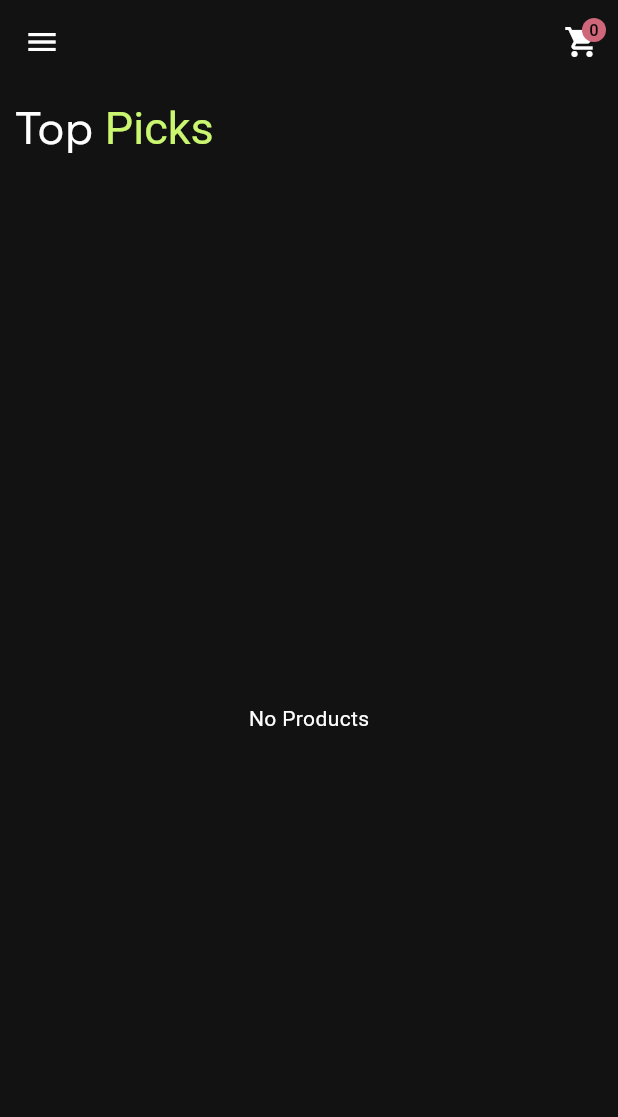
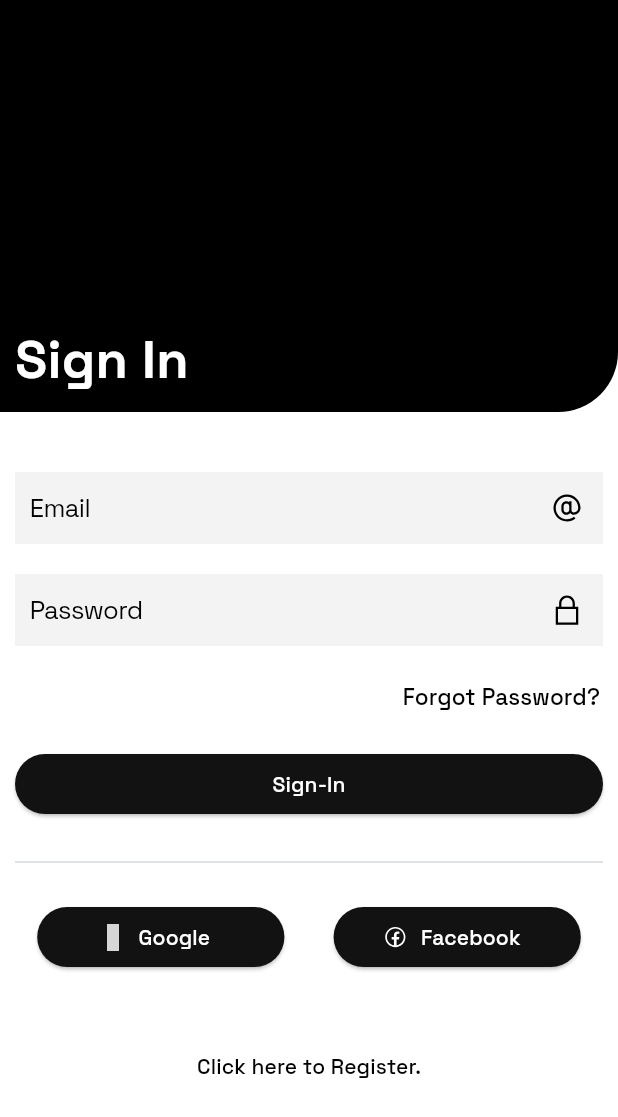
Before and after one commit to platinumpizza29/Ecommerce-app-flutter, a Flutter app: the screen it shows after launch, on a phone screen of 412 x 824 dp. Shown: the top 1117 px of the screen. Run offline on Flutter 3.47's test engine with Material 2 defaults, Android fonts, the phone set to English and light mode, and no system bars; our stand-ins replace cloud_firestore, dio, firebase_auth, firebase_core, google_fonts, line_icons and 1 more; missing offline and left inert: bcrypt, profile; accounts and stored records are empty; grey boxes are pictures that could not be loaded.

```diff
--- /dev/null
+++ b/lib/Pages/LoginPage.dart
@@ -0,0 +1,174 @@
+// ignore_for_file: prefer_const_literals_to_create_immutables, prefer_const_constructors
+
+import 'package:dio/dio.dart';
+import 'package:ecommerce/Pages/RegisterPage.dart';
+import 'package:ecommerce/Services/authService.dart';
+import 'package:firebase_auth/firebase_auth.dart';
+import 'package:flutter/cupertino.dart';
+import 'package:flutter/material.dart';
+import 'package:google_fonts/google_fonts.dart';
+import 'package:line_icons/line_icon.dart';
+
+class LoginPage extends StatefulWidget {
+  const LoginPage({super.key});
+
+  @override
+  State<LoginPage> createState() => _LoginPageState();
+}
+
+class _LoginPageState extends State<LoginPage> {
+  TextEditingController _email = TextEditingController();
+  TextEditingController _password = TextEditingController();
+
+  @override
+  Widget build(BuildContext context) {
+    return Scaffold(
+      backgroundColor: Colors.white,
+      body: SingleChildScrollView(
+        reverse: true,
+        child: Column(
+          children: [
+            Container(
+                decoration: BoxDecoration(
+                    color: Colors.black,
+                    borderRadius: BorderRadius.only(
+                        bottomRight: Radius.elliptical(40, 40))),
+                height: MediaQuery.of(context).size.height / 3,
+                width: double.infinity,
+                child: Align(
+                  alignment: Alignment.bottomLeft,
+                  child: Padding(
+                    padding: const EdgeInsets.all(10.0),
+                    child: Text("Sign In",
+                        style: GoogleFonts.spaceGrotesk(
+                          fontSize: 35,
+                          fontWeight: FontWeight.bold,
+                          color: Colors.white,
+                        )),
+                  ),
+                )),
+            SizedBox(
+              height: 30,
+            ),
+            Padding(
+              padding: const EdgeInsets.all(10.0),
+              child: CupertinoTheme(
+                  data: CupertinoThemeData(brightness: Brightness.light),
+                  child: CupertinoTextField(
+                    controller: _email,
+                    suffix: IconButton(
+                        onPressed: () {},
+                        icon: LineIcon.at(
+                          color: CupertinoColors.black,
+                        )),
+                    placeholder: "Email",
+                    placeholderStyle: GoogleFonts.spaceGrotesk(),
+                    decoration: BoxDecoration(color: Color(0xFFF3F3F3)),
+                    padding: EdgeInsets.all(10),
+                  )),
+            ),
+            Padding(
+              padding: const EdgeInsets.all(10.0),
+              child: CupertinoTheme(
+                  data: CupertinoThemeData(brightness: Brightness.light),
+                  child: CupertinoTextField(
+                    controller: _password,
+                    suffix: IconButton(
+                        onPressed: () {},
+                        icon: LineIcon.lock(
+                          color: CupertinoColors.black,
+                        )),
+                    placeholder: "Password",
+                    obscureText: true,
+                    placeholderStyle: GoogleFonts.spaceGrotesk(),
+                    decoration: BoxDecoration(color: Color(0xFFF3F3F3)),
+                    padding: EdgeInsets.all(10),
+                  )),
+            ),
+            Align(
+              alignment: Alignment.centerRight,
+              child: TextButton(
+                  onPressed: () {},
+                  child: Text(
+                    "Forgot Password?",
+                    style: GoogleFonts.spaceGrotesk(
+                      fontSize: 15,
+                      color: Colors.black,
+                    ),
+                  )),
+            ),
+            Padding(
+              padding: EdgeInsets.all(10.0),
+              child: ElevatedButton(
+                  style: ElevatedButton.styleFrom(
+                      minimumSize: Size(double.infinity, 40)),
+                  onPressed: () async {
+                    try {
+                      await AuthService().signInWithEmailAndPassword(
+                          email: _email.text, password: _password.text);
+                    } on FirebaseAuthException catch (e) {
+                      ScaffoldMessenger.of(context).showSnackBar(
+                          SnackBar(content: Text("Error While Signing in!")));
+                    }
+                  },
+                  child: Text(
+                    "Sign-In",
+                    style: GoogleFonts.spaceGrotesk(color: Colors.white),
+                  )),
+            ),
+            Padding(
+              padding: const EdgeInsets.all(10.0),
+              child: Divider(
+                color: Color(0xFFD3D8DB),
+              ),
+            ),
+            Row(
+              mainAxisAlignment: MainAxisAlignment.spaceEvenly,
+              children: [
+                Padding(
+                  padding: const EdgeInsets.all(8.0),
+                  child: ElevatedButton.icon(
+                    icon: LineIcon.googleLogo(color: Colors.white),
+                    style: ElevatedButton.styleFrom(
+                        minimumSize:
+                            Size(MediaQuery.of(context).size.width / 2.5, 40)),
+                    onPressed: () {},
+                    label: Text(
+                      "Google",
+                      style: GoogleFonts.spaceGrotesk(color: Colors.white),
+                    ),
+                  ),
+                ),
+                Padding(
+                  padding: const EdgeInsets.all(8.0),
+                  child: ElevatedButton.icon(
+                      icon: LineIcon.facebook(color: Colors.white),
+                      style: ElevatedButton.styleFrom(
+                          minimumSize: Size(
+                              MediaQuery.of(context).size.width / 2.5, 40)),
+                      onPressed: () {},
+                      label: Text(
+                        "Facebook",
+                        style: GoogleFonts.spaceGrotesk(color: Colors.white),
+                      )),
+                ),
+              ],
+            ),
+            SizedBox(
+              height: 30,
+            ),
+            TextButton(
+                onPressed: () {
+                  Navigator.push(context,
+                      CupertinoPageRoute(builder: (context) => RegisterPage()));
+                },
+                child: Text(
+                  "Click here to Register.",
+                  style: GoogleFonts.spaceGrotesk(color: Colors.black),
+                ))
+          ],
+        ),
+      ),
+    );
+  }
+}
--- /dev/null
+++ b/lib/Services/AuthService.dart
@@ -0,0 +1,37 @@
+import 'package:bcrypt/bcrypt.dart';
+import 'package:cloud_firestore/cloud_firestore.dart';
+import 'package:firebase_auth/firebase_auth.dart';
+
+class AuthService {
+  final FirebaseAuth _firebaseAuth = FirebaseAuth.instance;
+  FirebaseFirestore firestore = FirebaseFirestore.instance;
+
+  User? get currentUser => _firebaseAuth.currentUser;
+  Stream<User?> get authStateChanges => _firebaseAuth.authStateChanges();
+
+  Future<void> signInWithEmailAndPassword({
+    required String email,
+    required String password,
+  }) async {
+    await _firebaseAuth.signInWithEmailAndPassword(
+        email: email, password: password);
+  }
+
+  Future<void> createUserWithEmailAndPassword1(
+      String email, String password, String number, String userName) async {
+    final String hashedPassword = BCrypt.hashpw(password, BCrypt.gensalt());
+    await _firebaseAuth.createUserWithEmailAndPassword(
+        email: email, password: hashedPassword);
+    await firestore.collection("users").doc(currentUser!.uid).set({
+      'email': currentUser!.email,
+      'myCart': [],
+      'liked': [],
+      'username': userName,
+      'number': number
+    });
+  }
+
+  Future<void> signOut() async {
+    await _firebaseAuth.signOut();
+  }
+}
--- /dev/null
+++ b/lib/Services/WidgetTree.dart
@@ -0,0 +1,27 @@
+import 'package:ecommerce/Pages/HomePage.dart';
+import 'package:ecommerce/Pages/LoginPage.dart';
+import 'package:ecommerce/Services/authService.dart';
+import 'package:flutter/material.dart';
+
+class WidgetTree extends StatefulWidget {
+  const WidgetTree({super.key});
+
+  @override
+  State<WidgetTree> createState() => _WidgetTreeState();
+}
+
+class _WidgetTreeState extends State<WidgetTree> {
+  @override
+  Widget build(BuildContext context) {
+    return StreamBuilder(
+      stream: AuthService().authStateChanges,
+      builder: (context, snapshot) {
+        if (snapshot.hasData) {
+          return HomePage();
+        } else {
+          return LoginPage();
+        }
+      },
+    );
+  }
+}
--- a/lib/main.dart
+++ b/lib/main.dart
@@ -1,5 +1,6 @@
 import 'package:ecommerce/Pages/HomePage.dart';
 import 'package:ecommerce/Providers/CartProvider.dart';
+import 'package:ecommerce/Services/WidgetTree.dart';
 import 'package:ecommerce/firebase_options.dart';
 import 'package:firebase_core/firebase_core.dart';
 import 'package:flutter/material.dart';
@@ -30,7 +31,7 @@ class MyApp extends StatelessWidget {
         colorScheme: ColorScheme.dark(),
         useMaterial3: true,
       ),
-      home: const HomePage(),
+      home: WidgetTree(),
     );
   }
 }
--- a/pubspec.yaml
+++ b/pubspec.yaml
@@ -42,6 +42,9 @@ dependencies:
   provider: ^6.0.5
   profile: ^0.0.1
   lottie: ^2.4.0
+  line_icons: ^2.0.1
+  firebase_auth: ^4.6.3
+  bcrypt: ^1.1.3
 
 dev_dependencies:
   flutter_test:
```
Also changed, not shown: lib/Components/DrawerComp.dart (+11 -3 lines), lib/Pages/ProfilePage.dart (+80 -53 lines), lib/Pages/RegisterPage.dart (added, +219 -0 lines), lib/Providers/CartProvider.dart (+46 -7 lines), lib/Services/ProductService.dart (+0 -8 lines), lib/Services/UserService.dart (added, +29 -0 lines), pubspec.lock, 1 other file.
